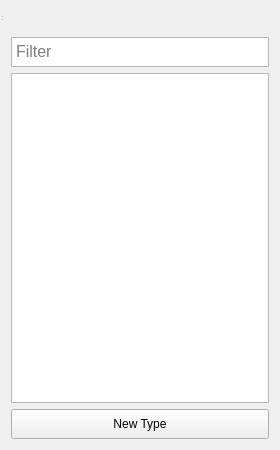
First picture: the form in mainwindow.ui, repository chenxiaoquan233/CodeWarehouse, before the edit.
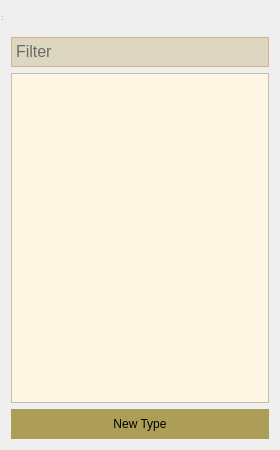
Second picture: the form after the edit.

Commit message: add 'add warehouse' interface, modified warehouse list scrollbar

Diff of the .ui file:
```diff
--- a/mainwindow.ui
+++ b/mainwindow.ui
@@ -39,6 +39,17 @@
          <height>30</height>
         </size>
        </property>
+       <property name="styleSheet">
+        <string notr="true">QPushButton {
+    border-style: none;
+    background-color: #AC9D57;
+}
+
+QPushButton:hover {
+    border-style: none;
+    background-color: #8B7E44;
+}</string>
+       </property>
        <property name="text">
         <string>New Type</string>
        </property>
@@ -63,6 +74,9 @@
          <pointsize>12</pointsize>
         </font>
        </property>
+       <property name="styleSheet">
+        <string notr="true">QTextEdit{border-style:solid;border-width:1px;border-color:#D4B189;background-color:#DDD6C1;}</string>
+       </property>
        <property name="placeholderText">
         <string>Filter</string>
        </property>
@@ -76,6 +90,12 @@
          <height>300</height>
         </size>
        </property>
+       <property name="styleSheet">
+        <string notr="true">QListWidget
+{
+	background-color:#FDF6E3;
+}</string>
+       </property>
       </widget>
      </item>
     </layout>
```
Left out of the diff: 3 changed lines with no effect on the pictures. The commit also changes 15 other files.
